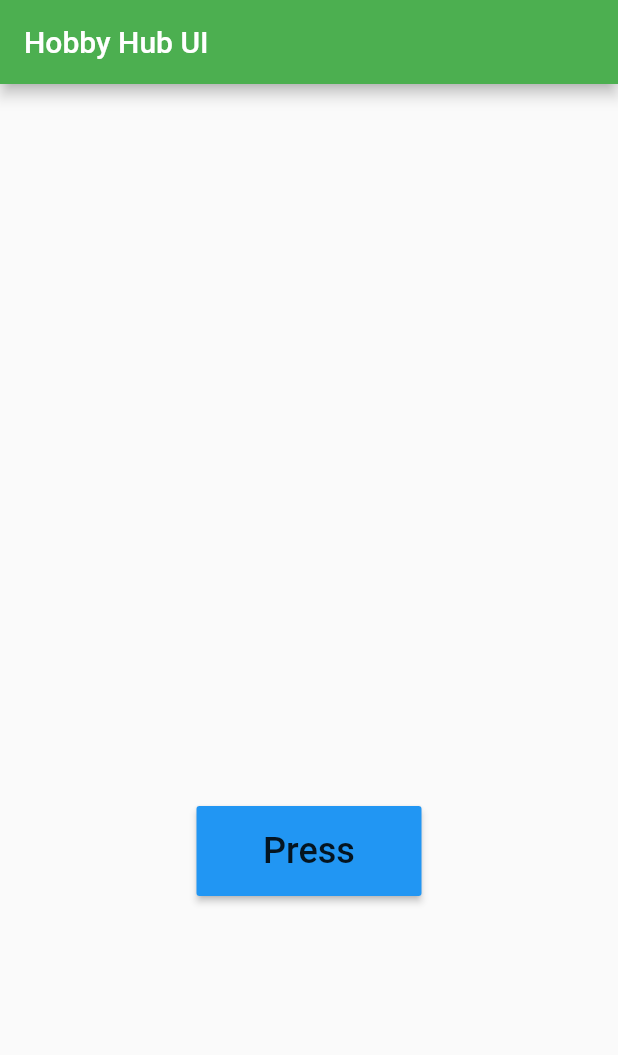
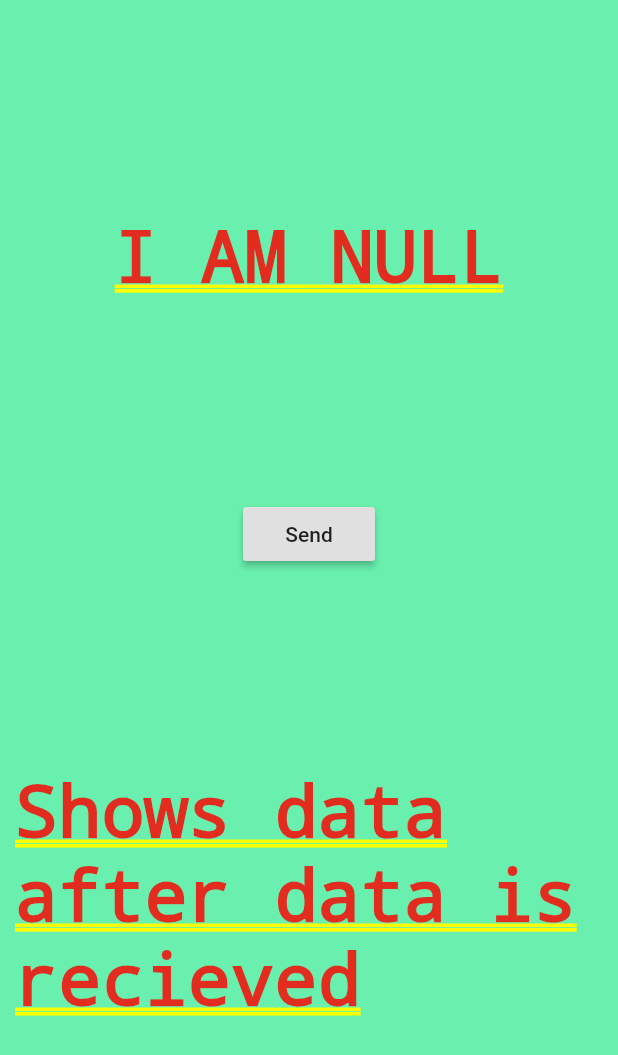
Before and after one commit to Senior-Design-0x07/flutter-frontend, a Flutter app: the screen it shows after launch, on a phone screen of 412 x 824 dp. Shown: the top 1055 px of the screen. Run offline on Flutter 3.47's test engine with Material 2 defaults, Android fonts, the phone set to English and light mode, and no system bars.

Commit message:
Created an HTTP library to be easily used throughout the project, as well how we are going to organize our code

```diff
--- /dev/null
+++ b/lib/example/example_page.dart
@@ -0,0 +1,64 @@
+import 'package:flutter/material.dart';
+import 'package:hobby_hub_ui/http/http_service.dart';
+import 'package:hobby_hub_ui/models/example.dart';
+
+class ExamplePage extends StatefulWidget {
+  @override
+  _ExamplePageState createState() => _ExamplePageState();
+}
+
+class _ExamplePageState extends State<ExamplePage> {
+  String display;
+  HttpService https = new HttpService();
+  Example example;
+
+  @override
+  Widget build(BuildContext context) {
+    return new Container(
+        color: Colors.greenAccent,
+        width: 250.0,
+        padding: const EdgeInsets.all(10.0),
+        child: new Column(
+            mainAxisAlignment: MainAxisAlignment.spaceEvenly,
+            children: <Widget>[
+              example != null
+                  ? Text(
+                      _displayText(),
+                    )
+                  : Text("I AM NULL"),
+              RaisedButton(
+                  child: new Text("Send"),
+                  onPressed: () async {
+                    //This returns the data from HTTP get request
+                    example =
+                        await https.getExampleData(restURL: 'api/Example');
+                    //This 'setState' method will rerender our app
+                    //Probably not the best way to do this, but it works for now
+                    setState(() {});
+                  }),
+              //This method is another way to show a widget based on Future
+              //being returned from the HTTP service method
+              _futureWidgetOnButtonPress()
+            ]));
+  }
+  Widget _futureWidgetOnButtonPress() {
+    return new FutureBuilder<String>(builder: (context, snapshot) {
+      if (example != null) {
+        return new Text(_displayText());
+      }
+      return new Text("Shows data after data is recieved");
+    });
+  }
+   //Simple private method to display text from the HTTP future variable
+  String _displayText() {
+    StringBuffer sb = new StringBuffer();
+    for (int i = 0; i < 1; i++) {
+      sb.write("Title: " + example.title + "\nNumber: ");
+      sb.write(example.number);
+      sb.write("\n");
+    }
+    print(sb.toString());
+    return sb.toString();
+  }
+
+}
--- /dev/null
+++ b/lib/http/http_service.dart
@@ -0,0 +1,22 @@
+import 'dart:convert';
+import 'package:flutter/foundation.dart';
+import 'package:hobby_hub_ui/models/example.dart';
+import 'package:http/http.dart';
+
+// HELP with http related things:
+// https://flutter.dev/docs/cookbook/networking/fetch-data#2-make-a-network-request
+
+class HttpService {
+  final String ipUrl = "http://192.168.7.2:5000/";
+
+  //Example HTTP get request to backend Copy this format for other get/post/put requests
+  Future<Example> getExampleData({@required var restURL}) async {
+    Response res = await get(ipUrl + restURL);
+
+    if (res.statusCode == 200) {
+      return Example.fromJson(json.decode(res.body));
+    } else {
+      throw Exception('Failed to grab Example Data');
+    }
+  }
+}
--- a/lib/main.dart
+++ b/lib/main.dart
@@ -1,74 +1,49 @@
 import 'package:flutter/material.dart';
-import 'package:http/http.dart' as http;
-import 'dart:convert';
+import 'package:hobby_hub_ui/example/example_page.dart';
+import 'package:hobby_hub_ui/http/http_service.dart';
+import 'package:hobby_hub_ui/models/example.dart';
 
-void main() {
-  runApp(MyApp());
-}
+void main() => runApp(HHApp());
 
-class MyApp extends StatelessWidget {
+class HHApp extends StatefulWidget {
   @override
-  Widget build(BuildContext context) {
-    return MaterialApp(debugShowCheckedModeBanner: false,
-      title: 'Get Request',
-      theme: ThemeData(
-        primarySwatch: Colors.green,
-        visualDensity: VisualDensity.adaptivePlatformDensity,
-      ),
-      home: HomePage(),
-    );
+  State<StatefulWidget> createState() {
+    // TODO: implement createState
+    return _HHApp();
   }
 }
 
-class HomePage extends StatefulWidget {
-  @override
-  _HomePageState createState() => _HomePageState();
-}
-
-class _HomePageState extends State<HomePage> {
-
+class _HHApp extends State<HHApp> {
   String greetings = '';
+  final HttpService http = HttpService();
+  Example example;
 
   @override
   Widget build(BuildContext context) {
-    return Scaffold(
-      appBar: AppBar(
-          title: Text('Hobby Hub UI'),
+    return MaterialApp(
+        debugShowCheckedModeBanner: true,
+        theme: ThemeData(
+          primarySwatch: Colors.green,
+          visualDensity: VisualDensity.adaptivePlatformDensity,
         ),
-      //All this was written by a guy on YouTube xD
-      body: Container(
-        child: Column(
-          mainAxisAlignment: MainAxisAlignment.spaceEvenly,
-          children: [
-            Text(greetings, //Text that will be displayed on the screen
-                style: TextStyle(fontSize: 24, fontWeight: FontWeight.bold)),
-            Center(
-              child: Container( //container that contains the button
-                width: 150,
-                height: 60,
-                child: RaisedButton(
-                  color: Colors.blue,
-                  onPressed: () async { //async function to perform http get
+        home: ExamplePage());
+  }
 
-                  final response = await http.get('http://192.168.7.2:5000/api/Hello'); //getting the response from our backend server script
 
-                  final decoded = json.decode(response.body) as Map<String, dynamic>; //converting it from json to key value pair
+}
 
-                  setState(() {
-                    greetings = decoded['greetings']; //changing the state of our widget on data update
-                  });
+// // // onPressed: () async {
+// // //                         //async function to perform http get
 
-                  },
-                  child: Text(
-                    'Press',
-                    style: TextStyle(fontSize: 24,),
-                  ),
-                ),
-              ),
-            ),
-          ],
-        ),
-      ),
-    );
-  }
-}
+// // //                         final response = await http.get(
+// // //                             'http://192.168.7.2:5000/api/Hello'); //getting the response from our backend server script
+
+// // //                         final decoded = json.decode(response.body) as Map<
+// // //                             String,
+// // //                             dynamic>; //converting it from json to key value pair
+
+// // //                         setState(() {
+// // //                           greetings = decoded[
+// // //                               'greetings']; //changing the state of our widget on data update
+// // //                         });
+// // //                       },
--- /dev/null
+++ b/lib/models/example.dart
@@ -0,0 +1,21 @@
+import 'package:flutter/foundation.dart';
+
+class Example {
+  final String title;
+  final int number;
+
+  // Constructor
+  // {} : signifies 'named parameter values', ie. when initializing this object,
+  //you use Hello(title: 'some string', number: somenumber)
+  // @required: signifies these parameters must be used when intializing object
+  Example({@required this.title, @required this.number});
+
+  //Used in Http Service method to convert the HTTP response JSON from backend,
+  //into an actual Dart Object.  This is called Serialization
+  factory Example.fromJson(Map<String, dynamic> json) {
+    return Example(
+      title: json['string_backend'] as String,
+      number: json['num_backend'] as int
+    );
+  }
+}
```
Also changed, not shown: lib/http_setup/http_service.dart (deleted, +0 -22 lines), lib/http_setup/post_detail.dart (deleted, +0 -17 lines), lib/http_setup/post_model.dart (deleted, +0 -24 lines), lib/http_setup/posts.dart (deleted, +0 -42 lines), lib/pin_manager/pin_manager_page.dart (added, +15 -0 lines), 1 other file.
